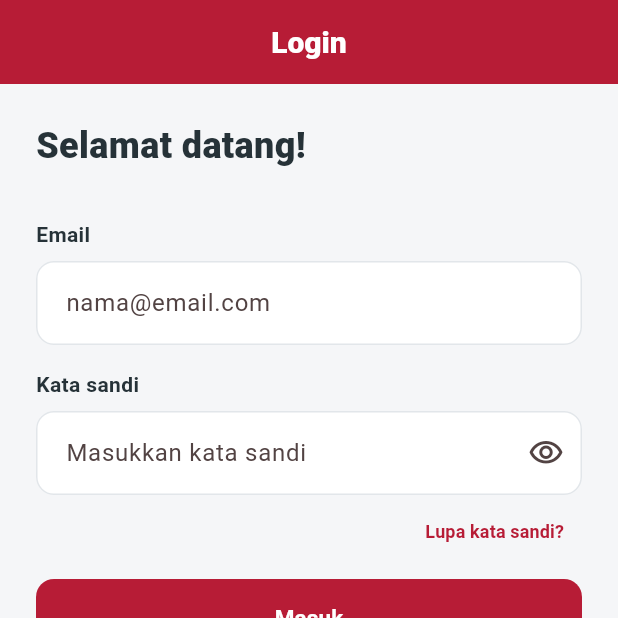
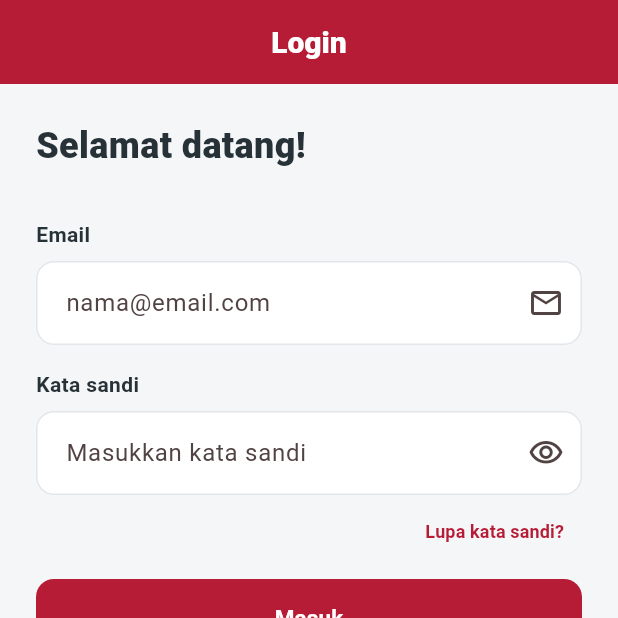
Before and after one commit to rsnorlatch/volunteer, a Flutter app: the screen it shows after launch, on a phone screen of 412 x 824 dp, the top half of it. Run offline on Flutter 3.47's test engine with Material 3 defaults, Android fonts, the phone set to English and light mode, and no system bars; our stand-ins replace flutter_map, geolocator, get, latlong2.

Commit message:
update konsistensi tampilan kolom login, sign-up, reset password

```diff
--- a/lib/pages/auth/login_page.dart
+++ b/lib/pages/auth/login_page.dart
@@ -92,6 +92,7 @@ class _LoginPageState extends State<LoginPage> {
                       label: 'Email',
                       hint: 'nama@email.com',
                       controller: _email,
+                      suffixIcon: const Icon(Icons.email_outlined),
                       keyboardType: TextInputType.emailAddress,
                       validator: Validators.email,
                     ),
--- a/lib/pages/auth/reset_password_page.dart
+++ b/lib/pages/auth/reset_password_page.dart
@@ -63,6 +63,9 @@ class _ResetPasswordPageState extends State<ResetPasswordPage> {
     return Scaffold(
       appBar: AppBar(
         centerTitle: true,
+        iconTheme: const IconThemeData(
+          color: Colors.white,
+        ),
         title: const Text(
           'Reset Password',
           style: TextStyle(
--- a/lib/pages/auth/signup_page.dart
+++ b/lib/pages/auth/signup_page.dart
@@ -77,6 +77,7 @@ class _SignUpPageState extends State<SignUpPage> {
                 label: 'Email',
                 hint: 'nama@email.com',
                 controller: _email,
+                suffixIcon: const Icon(Icons.email_outlined),
                 keyboardType: TextInputType.emailAddress,
                 validator: Validators.email,
               ),
```
